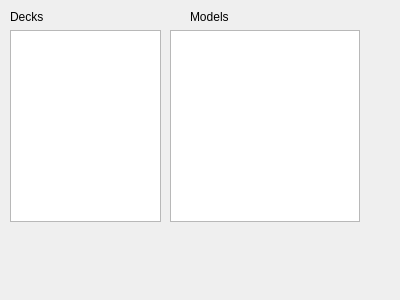
This is plugins/imp-anki/ankiimportwidget.ui in martin-kudlicka/vocabulary-master as Qt 5 draws it before an edit. The edited form follows.
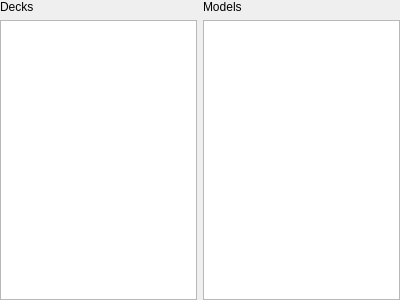
This is the edited form.

Patch:
```diff
--- a/plugins/imp-anki/ankiimportwidget.ui
+++ b/plugins/imp-anki/ankiimportwidget.ui
@@ -13,28 +13,21 @@
   <property name="windowTitle">
    <string>Form</string>
   </property>
+  <layout class="QHBoxLayout" name="horizontalLayout">
+   <property name="margin">
+    <number>0</number>
+   </property>
+   <item>
+    <layout class="QVBoxLayout" name="verticalLayout_2">
+     <item>
   <widget class="QLabel" name="label">
-   <property name="geometry">
-    <rect>
-     <x>10</x>
-     <y>10</y>
-     <width>46</width>
-     <height>13</height>
-    </rect>
-   </property>
    <property name="text">
     <string>Decks</string>
    </property>
   </widget>
+     </item>
+     <item>
   <widget class="QTreeView" name="qtvDecks">
-   <property name="geometry">
-    <rect>
-     <x>10</x>
-     <y>30</y>
-     <width>151</width>
-     <height>192</height>
-    </rect>
-   </property>
    <property name="rootIsDecorated">
     <bool>false</bool>
    </property>
@@ -42,32 +35,31 @@
     <bool>false</bool>
    </attribute>
   </widget>
+     </item>
+    </layout>
+   </item>
+   <item>
+    <layout class="QVBoxLayout" name="verticalLayout">
+     <item>
   <widget class="QLabel" name="label_2">
-   <property name="geometry">
-    <rect>
-     <x>190</x>
-     <y>10</y>
-     <width>46</width>
-     <height>13</height>
-    </rect>
-   </property>
    <property name="text">
     <string>Models</string>
    </property>
   </widget>
+     </item>
+     <item>
   <widget class="QTreeView" name="qtvModels">
-   <property name="geometry">
-    <rect>
-     <x>170</x>
-     <y>30</y>
-     <width>190</width>
-     <height>192</height>
-    </rect>
+       <property name="rootIsDecorated">
+        <bool>false</bool>
    </property>
    <attribute name="headerStretchLastSection">
     <bool>false</bool>
    </attribute>
   </widget>
+     </item>
+    </layout>
+   </item>
+  </layout>
  </widget>
  <resources/>
  <connections/>
```
Lines whose indentation alone changed are shown as unchanged.
